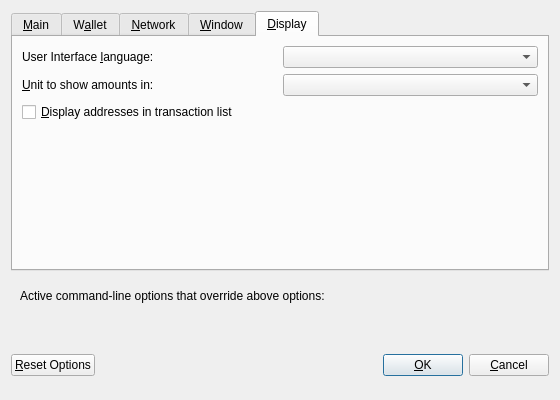
Before: the Qt Designer form src/qt/forms/optionsdialog.ui in zarGonnn/reddcoin, drawn with Qt 5.
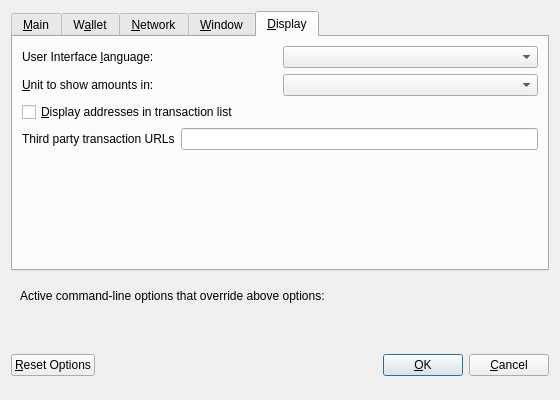
After: the same form once the commit is applied. The open tabs and pages were chosen to show the change. Custom widgets are drawn as their Qt base class.

Commit message: [Qt] Optionally add third party links to transaction context menu

The edit to the form file:
```diff
--- a/src/qt/forms/optionsdialog.ui
+++ b/src/qt/forms/optionsdialog.ui
@@ -481,6 +481,30 @@
          </property>
         </widget>
        </item>
+       <item>
+        <layout class="QHBoxLayout" name="horizontalLayout_3_Display">
+         <item>
+          <widget class="QLabel" name="thirdPartyTxUrlsLabel">
+           <property name="toolTip">
+            <string>Third party URLs (e.g. a block explorer) that appear in the transactions tab as context menu items. %s in the URL is replaced by transaction hash. Multiple URLs are separated by vertical bar |.</string>
+           </property>
+           <property name="text">
+            <string>Third party transaction URLs</string>
+           </property>
+           <property name="buddy">
+            <cstring>thirdPartyTxUrls</cstring>
+           </property>
+          </widget>
+         </item>
+         <item>
+          <widget class="QLineEdit" name="thirdPartyTxUrls">
+           <property name="toolTip">
+            <string>Third party URLs (e.g. a block explorer) that appear in the transactions tab as context menu items. %s in the URL is replaced by transaction hash. Multiple URLs are separated by vertical bar |.</string>
+           </property>
+          </widget>
+         </item>
+        </layout>
+       </item>
        <item>
         <spacer name="verticalSpacer_Display">
          <property name="orientation">
```
The commit also changes 7 other files.
